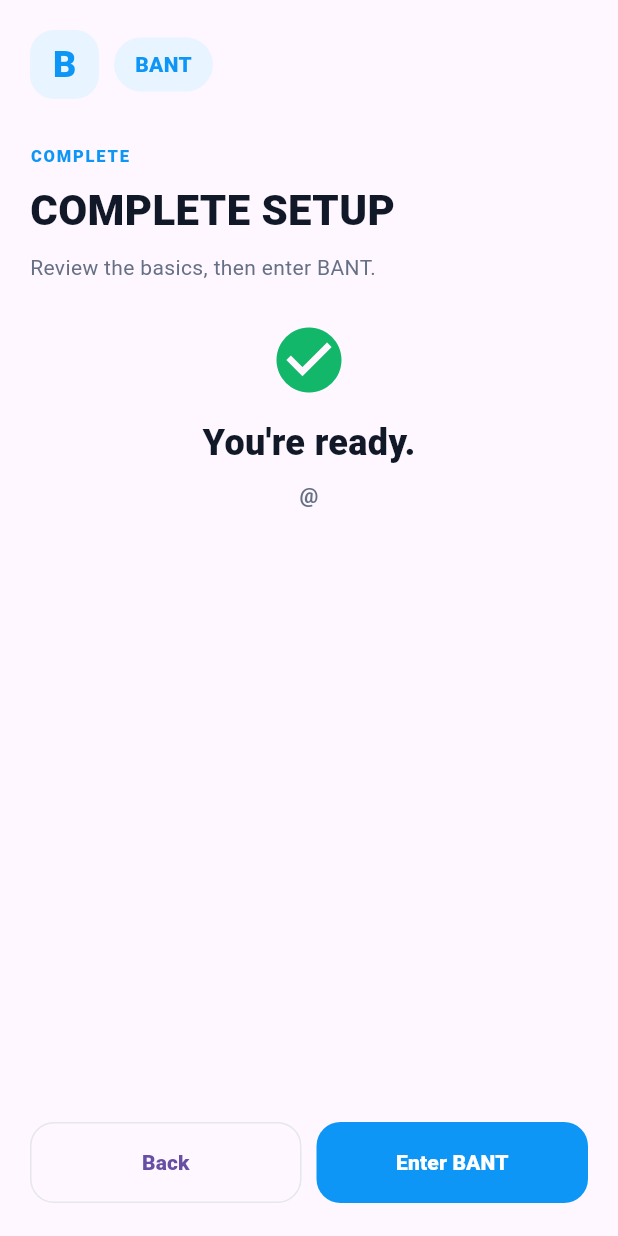
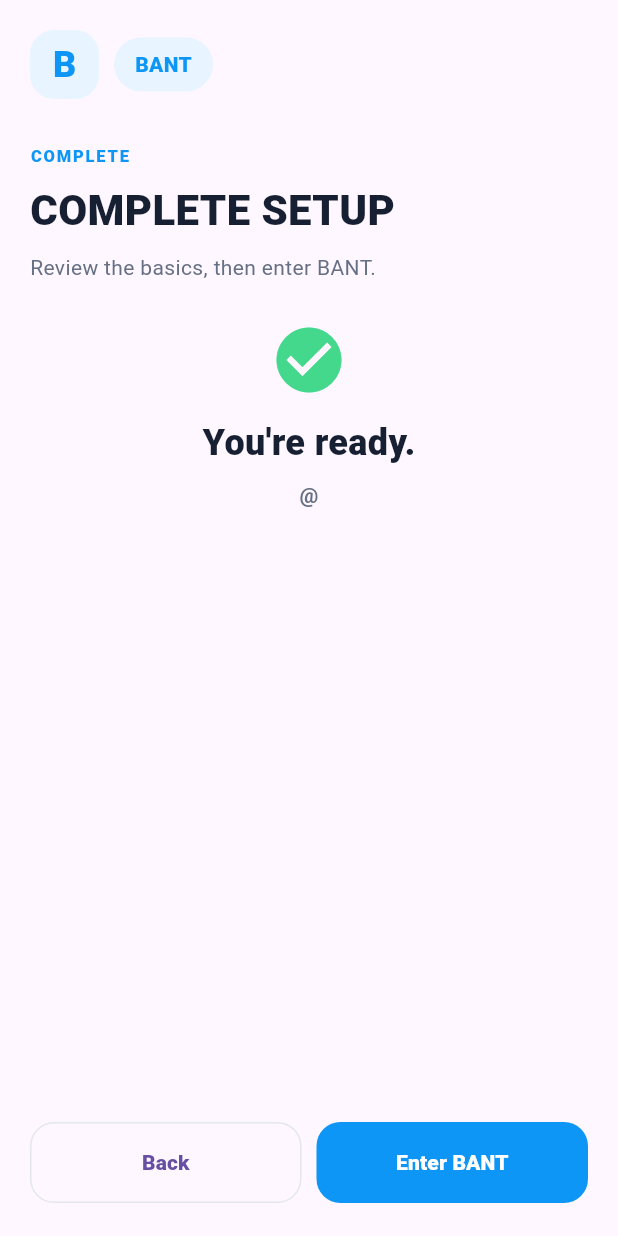
Before and after one commit to Tireni/BANT, a Flutter app: the CompleteOnboardingScreen screen opened directly with empty values, on a phone screen of 412 x 824 dp. Run offline on Flutter 3.47's test engine with Material 3 defaults, Android fonts, the phone set to English and light mode, and no system bars; our stand-ins replace app_links, google_fonts, image_picker, permission_handler, shared_preferences, supabase_flutter; missing offline and left inert: livekit_client; accounts and stored records are empty; network calls fail.

Commit message:
Match web colors and Plus Jakarta Sans in Flutter theme

```diff
--- a/mobile_flutter/lib/ui/bant_theme.dart
+++ b/mobile_flutter/lib/ui/bant_theme.dart
@@ -1,36 +1,206 @@
 import 'package:flutter/material.dart';
+import 'package:google_fonts/google_fonts.dart';
+
+@immutable
+class BantPalette extends ThemeExtension<BantPalette> {
+  final Color background;
+  final Color surface;
+  final Color soft;
+  final Color blue;
+  final Color blueDark;
+  final Color mint;
+  final Color mintSoft;
+  final Color text;
+  final Color secondary;
+  final Color muted;
+  final Color border;
+  final Color danger;
+  final Color warning;
+  final Color purple;
+
+  const BantPalette({
+    required this.background,
+    required this.surface,
+    required this.soft,
+    required this.blue,
+    required this.blueDark,
+    required this.mint,
+    required this.mintSoft,
+    required this.text,
+    required this.secondary,
+    required this.muted,
+    required this.border,
+    required this.danger,
+    required this.warning,
+    required this.purple,
+  });
+
+  @override
+  BantPalette copyWith({
+    Color? background,
+    Color? surface,
+    Color? soft,
+    Color? blue,
+    Color? blueDark,
+    Color? mint,
+    Color? mintSoft,
+    Color? text,
+    Color? secondary,
+    Color? muted,
+    Color? border,
+    Color? danger,
+    Color? warning,
+    Color? purple,
+  }) => BantPalette(
+        background: background ?? this.background,
+        surface: surface ?? this.surface,
+        soft: soft ?? this.soft,
+        blue: blue ?? this.blue,
+        blueDark: blueDark ?? this.blueDark,
+        mint: mint ?? this.mint,
+        mintSoft: mintSoft ?? this.mintSoft,
+        text: text ?? this.text,
+        secondary: secondary ?? this.secondary,
+        muted: muted ?? this.muted,
+        border: border ?? this.border,
+        danger: danger ?? this.danger,
+        warning: warning ?? this.warning,
+        purple: purple ?? this.purple,
+      );
+
+  @override
+  BantPalette lerp(ThemeExtension<BantPalette>? other, double t) {
+    if (other is! BantPalette) return this;
+    return BantPalette(
+      background: Color.lerp(background, other.background, t)!,
+      surface: Color.lerp(surface, other.surface, t)!,
+      soft: Color.lerp(soft, other.soft, t)!,
+      blue: Color.lerp(blue, other.blue, t)!,
+      blueDark: Color.lerp(blueDark, other.blueDark, t)!,
+      mint: Color.lerp(mint, other.mint, t)!,
+      mintSoft: Color.lerp(mintSoft, other.mintSoft, t)!,
+      text: Color.lerp(text, other.text, t)!,
+      secondary: Color.lerp(secondary, other.secondary, t)!,
+      muted: Color.lerp(muted, other.muted, t)!,
+      border: Color.lerp(border, other.border, t)!,
+      danger: Color.lerp(danger, other.danger, t)!,
+      warning: Color.lerp(warning, other.warning, t)!,
+      purple: Color.lerp(purple, other.purple, t)!,
+    );
+  }
+}
 
 class BantTheme {
+  // Launch/light constants retained for older widgets while parity screens use of(context).
   static const blue = Color(0xFF0E96F6);
   static const background = Color(0xFFF8FAFC);
   static const surface = Colors.white;
-  static const text = Color(0xFF111827);
+  static const text = Color(0xFF172033);
   static const secondary = Color(0xFF667085);
   static const border = Color(0xFFE4E7EC);
-  static const mint = Color(0xFF12B76A);
+  static const mint = Color(0xFF43D88B);
   static const danger = Color(0xFFF04438);
 
-  static ThemeData light() => ThemeData(
+  static const lightPalette = BantPalette(
+    background: Color(0xFFF8FAFC),
+    surface: Color(0xFFFFFFFF),
+    soft: Color(0xFFF1F5F9),
+    blue: Color(0xFF0E96F6),
+    blueDark: Color(0xFF087BD1),
+    mint: Color(0xFF43D88B),
+    mintSoft: Color(0xFFDDF9EB),
+    text: Color(0xFF172033),
+    secondary: Color(0xFF667085),
+    muted: Color(0xFF98A2B3),
+    border: Color(0xFFE4E7EC),
+    danger: Color(0xFFF04438),
+    warning: Color(0xFFF79009),
+    purple: Color(0xFF8B5CF6),
+  );
+
+  static const darkPalette = BantPalette(
+    background: Color(0xFF0D1117),
+    surface: Color(0xFF151B23),
+    soft: Color(0xFF1D2530),
+    blue: Color(0xFF22A3FF),
+    blueDark: Color(0xFF0E96F6),
+    mint: Color(0xFF4CE09A),
+    mintSoft: Color(0xFF143C2B),
+    text: Color(0xFFF8FAFC),
+    secondary: Color(0xFFB8C2CF),
+    muted: Color(0xFF7D8998),
+    border: Color(0xFF2A3441),
+    danger: Color(0xFFFF6B61),
+    warning: Color(0xFFF79009),
+    purple: Color(0xFFA78BFA),
+  );
+
+  static BantPalette of(BuildContext context) =>
+      Theme.of(context).extension<BantPalette>() ?? lightPalette;
+
+  static ThemeData light() => _build(lightPalette, Brightness.light);
+  static ThemeData dark() => _build(darkPalette, Brightness.dark);
+
+  static ThemeData _build(BantPalette colors, Brightness brightness) {
+    final base = ThemeData(
       useMaterial3: true,
-        scaffoldBackgroundColor: background,
-        colorScheme: ColorScheme.fromSeed(seedColor: blue),
-        fontFamily: 'sans',
+      brightness: brightness,
+      scaffoldBackgroundColor: colors.background,
+      colorScheme: ColorScheme.fromSeed(
+        seedColor: colors.blue,
+        brightness: brightness,
+        primary: colors.blue,
+        secondary: colors.mint,
+        surface: colors.surface,
+        error: colors.danger,
+      ),
+      extensions: <ThemeExtension<dynamic>>[colors],
+    );
+
+    final textTheme = GoogleFonts.plusJakartaSansTextTheme(base.textTheme).apply(
+      bodyColor: colors.text,
+      displayColor: colors.text,
+    );
+
+    return base.copyWith(
+      textTheme: textTheme,
+      primaryTextTheme: GoogleFonts.plusJakartaSansTextTheme(base.primaryTextTheme),
+      navigationBarTheme: NavigationBarThemeData(
+        height: 68,
+        backgroundColor: colors.surface,
+        indicatorColor: colors.soft,
+        labelTextStyle: WidgetStatePropertyAll(
+          GoogleFonts.plusJakartaSans(
+            fontSize: 11,
+            fontWeight: FontWeight.w800,
+            color: colors.secondary,
+          ),
+        ),
+      ),
       inputDecorationTheme: InputDecorationTheme(
         filled: true,
-          fillColor: surface,
+        fillColor: colors.surface,
+        hintStyle: GoogleFonts.plusJakartaSans(color: colors.muted),
         border: OutlineInputBorder(
           borderRadius: BorderRadius.circular(16),
-            borderSide: const BorderSide(color: border),
+          borderSide: BorderSide(color: colors.border),
         ),
         enabledBorder: OutlineInputBorder(
           borderRadius: BorderRadius.circular(16),
-            borderSide: const BorderSide(color: border),
+          borderSide: BorderSide(color: colors.border),
         ),
         focusedBorder: OutlineInputBorder(
           borderRadius: BorderRadius.circular(16),
-            borderSide: const BorderSide(color: blue, width: 1.5),
+          borderSide: BorderSide(color: colors.blue, width: 1.5),
         ),
         contentPadding: const EdgeInsets.symmetric(horizontal: 16, vertical: 16),
       ),
+      dividerColor: colors.border,
+      cardColor: colors.surface,
+      bottomSheetTheme: BottomSheetThemeData(
+        backgroundColor: colors.surface,
+        modalBackgroundColor: colors.surface,
+      ),
     );
   }
+}
```
Lines whose indentation alone changed are shown as unchanged.
